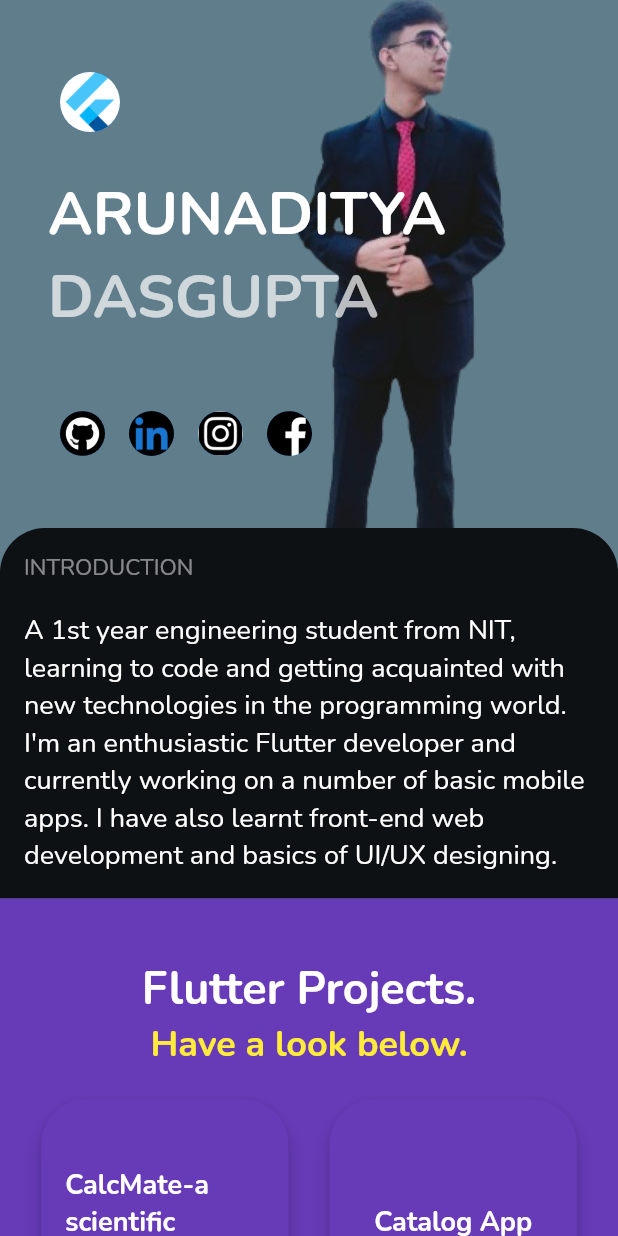
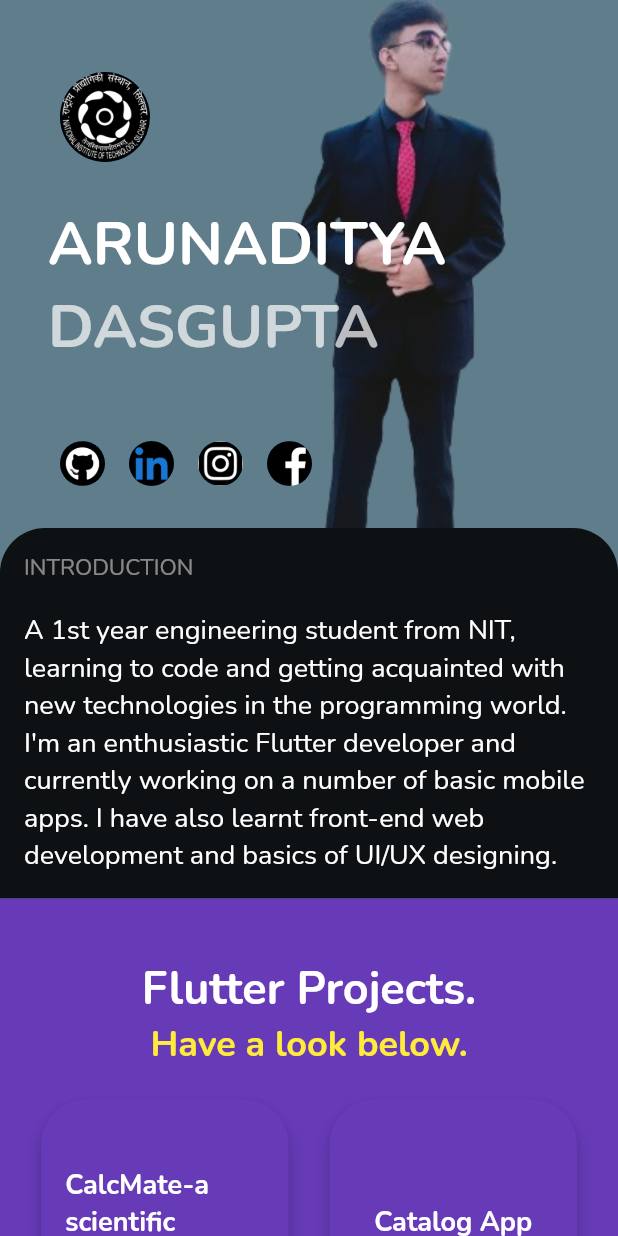
Before and after one commit to git-ADG/Portfolio, a Flutter app: the screen it shows after launch, on a phone screen of 412 x 824 dp. Run offline on Flutter 3.47's test engine with Material 2 defaults, Android fonts, the phone set to English and light mode, and no system bars; our stand-ins replace google_fonts.

Commit message:
logo cahnged and minor adjustments

```diff
--- a/lib/homepage.dart
+++ b/lib/homepage.dart
@@ -12,7 +12,6 @@ class HomePage extends StatefulWidget {
 class _HomePageState extends State<HomePage> {
   @override
   Widget build(BuildContext context) {
-    double myHeight = MediaQuery.of(context).size.height;
     double myWidth = MediaQuery.of(context).size.width;
     return Scaffold(
       backgroundColor: Colors.blueGrey,
@@ -28,18 +27,19 @@ class _HomePageState extends State<HomePage> {
                     child: Image.asset("assets/images/portfolio image.png"),
                   ),
                   Padding(
-                    padding: EdgeInsets.only(left: 32.0, top: 40),
+                    padding: const EdgeInsets.only(left: 32.0, top: 40),
                     child: Column(
                       crossAxisAlignment: CrossAxisAlignment.start,
                       children: [
-                        Padding(
-                          padding: const EdgeInsets.all(8.0),
+                        const Padding(
+                          padding: EdgeInsets.all(8.0),
                           child: CircleAvatar(
+                            radius: 30,
                             backgroundImage:
-                                AssetImage("assets/images/flutter.png"),
+                                AssetImage("assets/images/nits.png"),
                           ),
                         ),
-                        SizedBox(
+                        const SizedBox(
                           height: 20,
                         ),
                         Text(
@@ -58,17 +58,17 @@ class _HomePageState extends State<HomePage> {
                             fontWeight: FontWeight.bold,
                           ),
                         ),
-                        SizedBox(
+                        const SizedBox(
                           height: 40,
                         ),
-                        Socials()
+                        const Socials()
                       ],
                     ),
                   ),
                 ],
               ),
               DecoratedBox(
-                decoration: BoxDecoration(
+                decoration: const BoxDecoration(
                     borderRadius: BorderRadius.only(
                         topRight: Radius.circular(30),
                         topLeft: Radius.circular(30)),
@@ -83,7 +83,7 @@ class _HomePageState extends State<HomePage> {
                         style: GoogleFonts.nunito(
                             color: Colors.white.withOpacity(0.5), fontSize: 15),
                       ),
-                      SizedBox(
+                      const SizedBox(
                         height: 20,
                       ),
                       Text(
@@ -103,7 +103,7 @@ class _HomePageState extends State<HomePage> {
                   ),
                 ),
               ),
-              projectList(myWidth: myWidth),
+              ProjectList(myWidth: myWidth),
               Padding(
                 padding: const EdgeInsets.all(8.0),
                 child: Text(
@@ -150,7 +150,7 @@ class _HomePageState extends State<HomePage> {
               ),
               Padding(
                 padding: EdgeInsets.only(left: myWidth * 0.25),
-                child: Socials(),
+                child: const Socials(),
               )
             ],
           ),
@@ -173,7 +173,7 @@ class Socials extends StatelessWidget {
           padding: const EdgeInsets.all(8.0),
           child: InkWell(
             onTap: () => launch('https://github.com/lordADG'),
-            child: CircleAvatar(
+            child: const CircleAvatar(
               backgroundImage: AssetImage("assets/images/github.png"),
               radius: 15,
             ),
@@ -184,7 +184,7 @@ class Socials extends StatelessWidget {
           child: InkWell(
             onTap: () => launch(
                 'https://www.linkedin.com/in/arunaditya-dasgupta-662aa4256'),
-            child: CircleAvatar(
+            child: const CircleAvatar(
               backgroundImage: AssetImage("assets/images/linkedin.png"),
               radius: 15,
             ),
@@ -195,7 +195,7 @@ class Socials extends StatelessWidget {
           child: InkWell(
             onTap: () => launch(
                 'https://instagram.com/adg.k.saste.nashe?igshid=MzNlNGNkZWQ4Mg=='),
-            child: CircleAvatar(
+            child: const CircleAvatar(
               backgroundImage: AssetImage("assets/images/instagram.png"),
               radius: 15,
             ),
@@ -205,7 +205,7 @@ class Socials extends StatelessWidget {
           padding: const EdgeInsets.all(8.0),
           child: InkWell(
             onTap: () => launch('https://www.facebook.com/arunaditya.dasgupta'),
-            child: CircleAvatar(
+            child: const CircleAvatar(
               backgroundImage: AssetImage("assets/images/fb.png"),
               radius: 15,
             ),
@@ -216,8 +216,8 @@ class Socials extends StatelessWidget {
   }
 }
 
-class projectList extends StatelessWidget {
-  const projectList({
+class ProjectList extends StatelessWidget {
+  const ProjectList({
     super.key,
     required this.myWidth,
   });
@@ -227,16 +227,16 @@ class projectList extends StatelessWidget {
   @override
   Widget build(BuildContext context) {
     return DecoratedBox(
-        decoration: BoxDecoration(
+        decoration: const BoxDecoration(
             color: Colors.deepPurple,
             borderRadius: BorderRadius.only(
                 bottomLeft: Radius.circular(30),
                 bottomRight: Radius.circular(30))),
-        child: Container(
+        child: SizedBox(
             width: myWidth,
             child: Column(
               children: [
-                SizedBox(
+                const SizedBox(
                   height: 40,
                 ),
                 Text(
@@ -253,7 +253,7 @@ class projectList extends StatelessWidget {
                       fontSize: 24,
                       fontWeight: FontWeight.bold),
                 ),
-                SizedBox(
+                const SizedBox(
                   height: 20,
                 ),
                 Row(
@@ -263,47 +263,47 @@ class projectList extends StatelessWidget {
                       onPressed: () {
                         launch('https://github.com/lordADG/Flutter-Calculator-for-E-Cell');
                       },
+                      style: ButtonStyle(
+                          backgroundColor:
+                              const MaterialStatePropertyAll(Colors.deepPurple),
+                          elevation: const MaterialStatePropertyAll(5),
+                          shadowColor: const MaterialStatePropertyAll(Colors.black),
+                          padding: const MaterialStatePropertyAll(EdgeInsets.all(16)),
+                          fixedSize: MaterialStatePropertyAll(
+                              Size(myWidth * 0.4, myWidth * 0.4)),
+                          shape: MaterialStatePropertyAll(
+                              RoundedRectangleBorder(
+                                  borderRadius: BorderRadius.circular(30)))),
                       child: Text(
                         "CalcMate-a scientific calculator",
                         style: GoogleFonts.nunito(
                             fontSize: 18, fontWeight: FontWeight.bold),
                       ),
+                    ),
+                    ElevatedButton(
+                        onPressed: () {
+                          launch('https://github.com/lordADG/catalog-app');
+                        },
                         style: ButtonStyle(
                             backgroundColor:
-                              MaterialStatePropertyAll(Colors.deepPurple),
-                          elevation: MaterialStatePropertyAll(5),
-                          shadowColor: MaterialStatePropertyAll(Colors.black),
-                          padding: MaterialStatePropertyAll(EdgeInsets.all(16)),
+                                const MaterialStatePropertyAll(Colors.deepPurple),
+                            elevation: const MaterialStatePropertyAll(5),
+                            shadowColor: const MaterialStatePropertyAll(Colors.black),
+                            padding:
+                                const MaterialStatePropertyAll(EdgeInsets.all(16)),
                             fixedSize: MaterialStatePropertyAll(
                                 Size(myWidth * 0.4, myWidth * 0.4)),
                             shape: MaterialStatePropertyAll(
                                 RoundedRectangleBorder(
                                     borderRadius: BorderRadius.circular(30)))),
-                    ),
-                    ElevatedButton(
-                        onPressed: () {
-                          launch('https://github.com/lordADG/catalog-app');
-                        },
                         child: Text(
                           "Catalog App",
                           style: GoogleFonts.nunito(
                               fontSize: 18, fontWeight: FontWeight.bold),
-                        ),
-                        style: ButtonStyle(
-                            backgroundColor:
-                                MaterialStatePropertyAll(Colors.deepPurple),
-                            elevation: MaterialStatePropertyAll(5),
-                            shadowColor: MaterialStatePropertyAll(Colors.black),
-                            padding:
-                                MaterialStatePropertyAll(EdgeInsets.all(16)),
-                            fixedSize: MaterialStatePropertyAll(
-                                Size(myWidth * 0.4, myWidth * 0.4)),
-                            shape: MaterialStatePropertyAll(
-                                RoundedRectangleBorder(
-                                    borderRadius: BorderRadius.circular(30)))))
+                        ))
                   ],
                 ),
-                SizedBox(
+                const SizedBox(
                   height: 20,
                 ),
                 Row(
@@ -313,47 +313,47 @@ class projectList extends StatelessWidget {
                       onPressed: () {
                         launch('https://github.com/lordADG/pokedex');
                       },
+                      style: ButtonStyle(
+                          backgroundColor:
+                              const MaterialStatePropertyAll(Colors.deepPurple),
+                          elevation: const MaterialStatePropertyAll(5),
+                          shadowColor: const MaterialStatePropertyAll(Colors.black),
+                          padding: const MaterialStatePropertyAll(EdgeInsets.all(16)),
+                          fixedSize: MaterialStatePropertyAll(
+                              Size(myWidth * 0.4, myWidth * 0.4)),
+                          shape: MaterialStatePropertyAll(
+                              RoundedRectangleBorder(
+                                  borderRadius: BorderRadius.circular(30)))),
                       child: Text(
                         "Pokedex",
                         style: GoogleFonts.nunito(
                             fontSize: 18, fontWeight: FontWeight.bold),
                       ),
+                    ),
+                    ElevatedButton(
+                        onPressed: () {
+                          launch('https://github.com/lordADG/ToDo-List');
+                        },
                         style: ButtonStyle(
                             backgroundColor:
-                              MaterialStatePropertyAll(Colors.deepPurple),
-                          elevation: MaterialStatePropertyAll(5),
-                          shadowColor: MaterialStatePropertyAll(Colors.black),
-                          padding: MaterialStatePropertyAll(EdgeInsets.all(16)),
+                                const MaterialStatePropertyAll(Colors.deepPurple),
+                            elevation: const MaterialStatePropertyAll(5),
+                            shadowColor: const MaterialStatePropertyAll(Colors.black),
+                            padding:
+                                const MaterialStatePropertyAll(EdgeInsets.all(16)),
                             fixedSize: MaterialStatePropertyAll(
                                 Size(myWidth * 0.4, myWidth * 0.4)),
                             shape: MaterialStatePropertyAll(
                                 RoundedRectangleBorder(
                                     borderRadius: BorderRadius.circular(30)))),
-                    ),
-                    ElevatedButton(
-                        onPressed: () {
-                          launch('https://github.com/lordADG/ToDo-List');
-                        },
                         child: Text(
                           "ToDo List",
                           style: GoogleFonts.nunito(
                               fontSize: 18, fontWeight: FontWeight.bold),
-                        ),
-                        style: ButtonStyle(
-                            backgroundColor:
-                                MaterialStatePropertyAll(Colors.deepPurple),
-                            elevation: MaterialStatePropertyAll(5),
-                            shadowColor: MaterialStatePropertyAll(Colors.black),
-                            padding:
-                                MaterialStatePropertyAll(EdgeInsets.all(16)),
-                            fixedSize: MaterialStatePropertyAll(
-                                Size(myWidth * 0.4, myWidth * 0.4)),
-                            shape: MaterialStatePropertyAll(
-                                RoundedRectangleBorder(
-                                    borderRadius: BorderRadius.circular(30)))))
+                        ))
                   ],
                 ),
-                SizedBox(
+                const SizedBox(
                   height: 20,
                 ),
                 Row(
@@ -363,47 +363,47 @@ class projectList extends StatelessWidget {
                       onPressed: () {
                         launch('https://github.com/lordADG/notes-app');
                       },
+                      style: ButtonStyle(
+                          backgroundColor:
+                              const MaterialStatePropertyAll(Colors.deepPurple),
+                          elevation: const MaterialStatePropertyAll(5),
+                          shadowColor: const MaterialStatePropertyAll(Colors.black),
+                          padding: const MaterialStatePropertyAll(EdgeInsets.all(16)),
+                          fixedSize: MaterialStatePropertyAll(
+                              Size(myWidth * 0.4, myWidth * 0.4)),
+                          shape: MaterialStatePropertyAll(
+                              RoundedRectangleBorder(
+                                  borderRadius: BorderRadius.circular(30)))),
                       child: Text(
                         "Notes App",
                         style: GoogleFonts.nunito(
                             fontSize: 18, fontWeight: FontWeight.bold),
                       ),
+                    ),
+                    ElevatedButton(
+                        onPressed: () {
+                          launch('https://github.com/lordADG/Chat-GPT-Demo');
+                        },
                         style: ButtonStyle(
                             backgroundColor:
-                              MaterialStatePropertyAll(Colors.deepPurple),
-                          elevation: MaterialStatePropertyAll(5),
-                          shadowColor: MaterialStatePropertyAll(Colors.black),
-                          padding: MaterialStatePropertyAll(EdgeInsets.all(16)),
+                                const MaterialStatePropertyAll(Colors.deepPurple),
+                            elevation: const MaterialStatePropertyAll(5),
+                            shadowColor: const MaterialStatePropertyAll(Colors.black),
+                            padding:
+                                const MaterialStatePropertyAll(EdgeInsets.all(16)),
                             fixedSize: MaterialStatePropertyAll(
                                 Size(myWidth * 0.4, myWidth * 0.4)),
                             shape: MaterialStatePropertyAll(
                                 RoundedRectangleBorder(
                                     borderRadius: BorderRadius.circular(30)))),
-                    ),
-                    ElevatedButton(
-                        onPressed: () {
-                          launch('https://github.com/lordADG/Chat-GPT-Demo');
-                        },
                         child: Text(
                           "ChatGPT",
                           style: GoogleFonts.nunito(
                               fontSize: 18, fontWeight: FontWeight.bold),
-                        ),
-                        style: ButtonStyle(
-                            backgroundColor:
-                                MaterialStatePropertyAll(Colors.deepPurple),
-                            elevation: MaterialStatePropertyAll(5),
-                            shadowColor: MaterialStatePropertyAll(Colors.black),
-                            padding:
-                                MaterialStatePropertyAll(EdgeInsets.all(16)),
-                            fixedSize: MaterialStatePropertyAll(
-                                Size(myWidth * 0.4, myWidth * 0.4)),
-                            shape: MaterialStatePropertyAll(
-                                RoundedRectangleBorder(
-                                    borderRadius: BorderRadius.circular(30)))))
+                        ))
                   ],
                 ),
-                SizedBox(
+                const SizedBox(
                   height: 20,
                 ),
               ],
--- a/lib/main.dart
+++ b/lib/main.dart
@@ -4,7 +4,7 @@ import 'package:portfolio/homepage.dart';
 
 
 void main(){
-  runApp(PortFolio());
+  runApp(const PortFolio());
 }
 
 class PortFolio extends StatelessWidget {
@@ -12,8 +12,8 @@ class PortFolio extends StatelessWidget {
 
   @override
   Widget build(BuildContext context) {
-    SystemChrome.setSystemUIOverlayStyle(SystemUiOverlayStyle(statusBarColor: Colors.transparent));
-    return MaterialApp(
+    SystemChrome.setSystemUIOverlayStyle(const SystemUiOverlayStyle(statusBarColor: Colors.transparent));
+    return const MaterialApp(
       debugShowCheckedModeBanner: false,
       home: HomePage(),
     );
```
Also changed, not shown: assets/images/flutter.png (deleted), assets/images/nits.png (added). Lines whose indentation alone changed are shown as unchanged.
